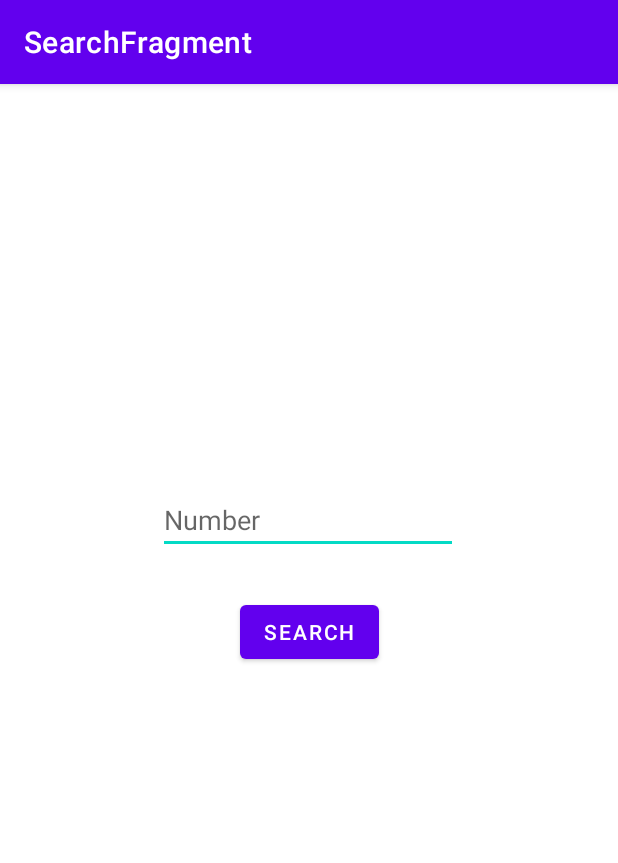
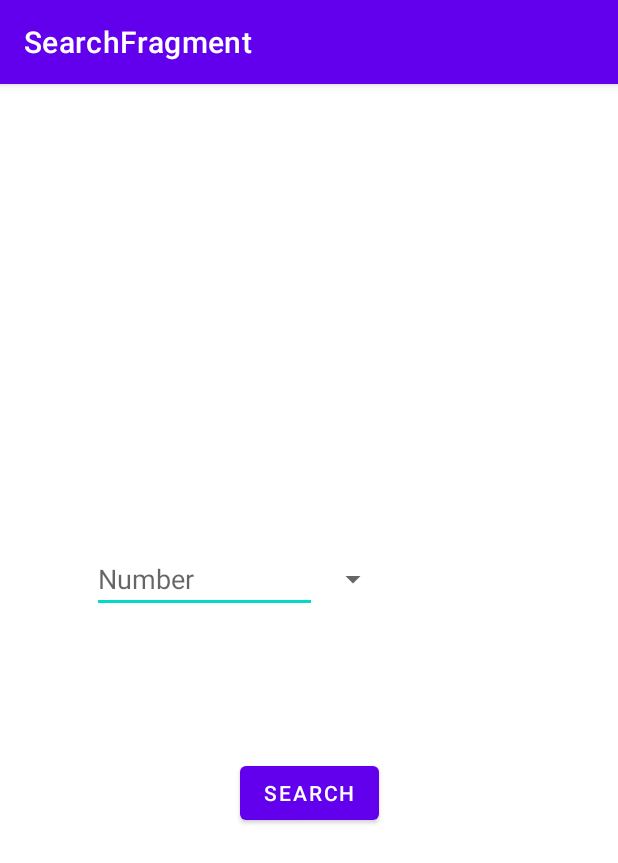
Before and after one commit to Kolerul/BinApplication, an Android app: the screen it shows after launch (MainActivity), on a phone screen of 412 x 824 dp. Shown: the top 863 px of the screen. Run offline under Robolectric (Android 15) with nearby library versions, the phone set to English and light mode, and no system bars; our stand-ins replace data binding, navigation-ui.

Commit message:
Working version 1.1 (added history)

```diff
--- a/app/src/main/java/com/example/binapplication/BinViewModel.kt
+++ b/app/src/main/java/com/example/binapplication/BinViewModel.kt
@@ -11,6 +11,9 @@ import kotlinx.coroutines.launch
 
 class BinViewModel: ViewModel() {
 
+    private var _history = mutableListOf<String>()
+    val history: MutableList<String>
+        get() = _history
 
     private val _cardData = MutableLiveData<CardData>()
 
@@ -20,6 +23,9 @@ class BinViewModel: ViewModel() {
     fun getCardData(number: String){
         viewModelScope.launch {
             try{
+                if (!history.contains(number)){
+                    history.add(number)
+                }
                 val request = number.toInt()
                 val result = BinApi.retrofitService.getCardData(request)
                 _cardData.value = result
--- a/app/src/main/java/com/example/binapplication/fragments/DetailFragment.kt
+++ b/app/src/main/java/com/example/binapplication/fragments/DetailFragment.kt
@@ -46,6 +46,7 @@ class DetailFragment : Fragment() {
                     }
                 }
             }
+
     }
 
 
--- a/app/src/main/java/com/example/binapplication/fragments/SearchFragment.kt
+++ b/app/src/main/java/com/example/binapplication/fragments/SearchFragment.kt
@@ -5,6 +5,7 @@ import android.os.Bundle
 import android.view.LayoutInflater
 import android.view.View
 import android.view.ViewGroup
+import android.widget.ArrayAdapter
 import androidx.fragment.app.Fragment
 import androidx.fragment.app.activityViewModels
 import androidx.navigation.fragment.findNavController
@@ -23,13 +24,30 @@ class SearchFragment : Fragment() {
         return binding.root
     }
 
+
     override fun onViewCreated(view: View, savedInstanceState: Bundle?) {
         super.onViewCreated(view, savedInstanceState)
 
+        val autoEditText = binding.request
         binding.searchButton.setOnClickListener {
-            viewModel.getCardData(binding.request.text.toString())
-            findNavController().navigate(R.id.action_searchFragment2_to_detailFragment)
+            toNextScreen(autoEditText.text.toString())
         }
 
+        val spinner = binding.historySpinner
+        val spinAdapter = ArrayAdapter(this.requireContext(),
+            android.R.layout.simple_spinner_item, viewModel.history)
+        spinner.adapter = spinAdapter
+
+        val textAdapter = ArrayAdapter(this.requireContext(),
+            android.R.layout.simple_dropdown_item_1line, viewModel.history)
+        autoEditText.setAdapter(textAdapter)
+
+
+    }
+
+
+    private fun toNextScreen(number: String){
+        viewModel.getCardData(number)
+        findNavController().navigate(R.id.action_searchFragment2_to_detailFragment)
     }
 }
--- a/app/src/main/res/layout/fragment_detail.xml
+++ b/app/src/main/res/layout/fragment_detail.xml
@@ -1,6 +1,6 @@
 <?xml version="1.0" encoding="utf-8"?>
 <layout
-        xmlns:android="http://schemas.android.com/apk/res/android"
+        xmlns:tools="http://schemas.android.com/tools" xmlns:android="http://schemas.android.com/apk/res/android"
         xmlns:app="http://schemas.android.com/apk/res-auto"
 >
 
@@ -376,6 +376,5 @@
                 app:layout_constraintHorizontal_bias="0.0" app:layout_constraintVertical_bias="0.0"/>
 
 
-
     </androidx.constraintlayout.widget.ConstraintLayout>
 </layout>
--- a/app/src/main/res/layout/fragment_search.xml
+++ b/app/src/main/res/layout/fragment_search.xml
@@ -1,21 +1,21 @@
 <?xml version="1.0" encoding="utf-8"?>
-<layout xmlns:android="http://schemas.android.com/apk/res/android"
+<layout xmlns:tools="http://schemas.android.com/tools" xmlns:android="http://schemas.android.com/apk/res/android"
         xmlns:app="http://schemas.android.com/apk/res-auto">
 
 <androidx.constraintlayout.widget.ConstraintLayout
         android:layout_height="match_parent"
         android:layout_width="match_parent">
 
-    <EditText
+    <AutoCompleteTextView
             android:id="@+id/request"
             android:hint="@string/number"
             android:inputType="number"
-            android:layout_width="200dp"
+            android:layout_width="150dp"
             android:layout_height="wrap_content"
             app:layout_constraintTop_toTopOf="parent"
             app:layout_constraintStart_toStartOf="parent"
-            app:layout_constraintEnd_toEndOf="parent" app:layout_constraintHorizontal_bias="0.497"
-            android:layout_marginTop="268dp"/>
+            app:layout_constraintEnd_toEndOf="parent" app:layout_constraintHorizontal_bias="0.233"
+            app:layout_constraintBottom_toBottomOf="parent" app:layout_constraintVertical_bias="0.425"/>
     <Button
             android:id="@+id/search_button"
             android:text="@string/search"
@@ -23,7 +23,13 @@
             android:layout_height="wrap_content"
             app:layout_constraintEnd_toEndOf="parent" app:layout_constraintStart_toStartOf="parent"
             app:layout_constraintTop_toBottomOf="@+id/request"
-            android:layout_marginTop="28dp"/>
+            android:layout_marginTop="96dp"/>
+    <Spinner
+            android:layout_width="wrap_content"
+            android:layout_height="45dp" android:id="@+id/historySpinner"
+            tools:ignore="MissingConstraints" app:layout_constraintTop_toTopOf="@+id/request"
+            app:layout_constraintBottom_toBottomOf="@+id/request" app:layout_constraintVertical_bias="0.0"
+            app:layout_constraintStart_toEndOf="@+id/request"/>
 
 </androidx.constraintlayout.widget.ConstraintLayout>
 
--- a/app/src/main/res/values/strings.xml
+++ b/app/src/main/res/values/strings.xml
@@ -21,4 +21,5 @@
     <string name="bank">Bank</string>
     <string name="url">URL: </string>
     <string name="city">City</string>
+    <string name="error">Error</string>
 </resources>
```
Lines whose indentation alone changed are shown as unchanged.
